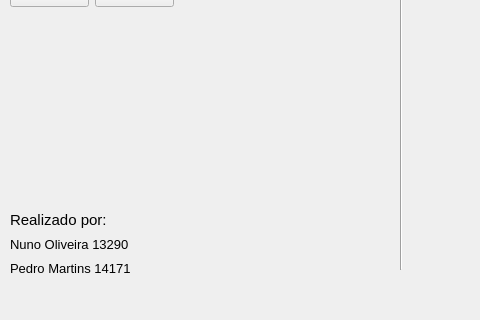
This is mainWindow.ui in noliveira9822/MEEC_1920_LI2_G4 as Qt 5 draws it before an edit; both pictures show x 0 to 480 and y 280 to 600 of the 800 by 600 pixel window. The edited form follows.
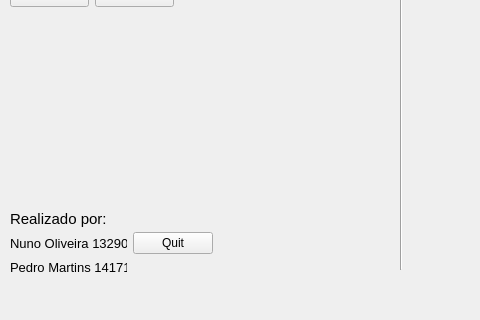
This is the edited form.

Commit message: sound classification & quit button

```diff
--- a/mainWindow.ui
+++ b/mainWindow.ui
@@ -144,60 +144,6 @@
      <string/>
     </property>
    </widget>
-   <widget class="QWidget" name="layoutWidget">
-    <property name="geometry">
-     <rect>
-      <x>10</x>
-      <y>490</y>
-      <width>120</width>
-      <height>68</height>
-     </rect>
-    </property>
-    <layout class="QVBoxLayout" name="verticalLayout_2">
-     <property name="sizeConstraint">
-      <enum>QLayout::SetDefaultConstraint</enum>
-     </property>
-     <property name="bottomMargin">
-      <number>0</number>
-     </property>
-     <item>
-      <widget class="QLabel" name="label">
-       <property name="font">
-        <font>
-         <pointsize>11</pointsize>
-        </font>
-       </property>
-       <property name="text">
-        <string>Realizado por:</string>
-       </property>
-      </widget>
-     </item>
-     <item>
-      <widget class="QLabel" name="label_2">
-       <property name="font">
-        <font>
-         <pointsize>10</pointsize>
-        </font>
-       </property>
-       <property name="text">
-        <string>Nuno Oliveira 13290</string>
-       </property>
-      </widget>
-     </item>
-     <item>
-      <widget class="QLabel" name="label_3">
-       <property name="font">
-        <font>
-         <pointsize>10</pointsize>
-        </font>
-       </property>
-       <property name="text">
-        <string>Pedro Martins 14171</string>
-       </property>
-      </widget>
-     </item>
-    </layout>
-   </widget>
    <widget class="Line" name="line">
     <property name="geometry">
      <rect>
@@ -211,13 +157,13 @@
      <enum>Qt::Vertical</enum>
     </property>
    </widget>
-   <widget class="QWidget" name="">
+   <widget class="QWidget" name="layoutWidget">
     <property name="geometry">
      <rect>
       <x>430</x>
       <y>230</y>
       <width>174</width>
-      <height>67</height>
+      <height>86</height>
      </rect>
     </property>
     <layout class="QVBoxLayout" name="verticalLayout_4">
@@ -259,6 +205,71 @@
      </item>
     </layout>
    </widget>
+   <widget class="QWidget" name="layoutWidget">
+    <property name="geometry">
+     <rect>
+      <x>10</x>
+      <y>490</y>
+      <width>203</width>
+      <height>66</height>
+     </rect>
+    </property>
+    <layout class="QHBoxLayout" name="horizontalLayout_3">
+     <item>
+      <layout class="QVBoxLayout" name="verticalLayout_2">
+       <property name="sizeConstraint">
+        <enum>QLayout::SetDefaultConstraint</enum>
+       </property>
+       <property name="bottomMargin">
+        <number>0</number>
+       </property>
+       <item>
+        <widget class="QLabel" name="label">
+         <property name="font">
+          <font>
+           <pointsize>11</pointsize>
+          </font>
+         </property>
+         <property name="text">
+          <string>Realizado por:</string>
+         </property>
+        </widget>
+       </item>
+       <item>
+        <widget class="QLabel" name="label_2">
+         <property name="font">
+          <font>
+           <pointsize>10</pointsize>
+          </font>
+         </property>
+         <property name="text">
+          <string>Nuno Oliveira 13290</string>
+         </property>
+        </widget>
+       </item>
+       <item>
+        <widget class="QLabel" name="label_3">
+         <property name="font">
+          <font>
+           <pointsize>10</pointsize>
+          </font>
+         </property>
+         <property name="text">
+          <string>Pedro Martins 14171</string>
+         </property>
+        </widget>
+       </item>
+      </layout>
+     </item>
+     <item>
+      <widget class="QPushButton" name="quit_btn">
+       <property name="text">
+        <string>Quit</string>
+       </property>
+      </widget>
+     </item>
+    </layout>
+   </widget>
   </widget>
   <widget class="QMenuBar" name="menubar">
    <property name="geometry">
```
Left out of the diff: 9 changed lines with no effect on the pictures. The commit also changes 5 other files.
